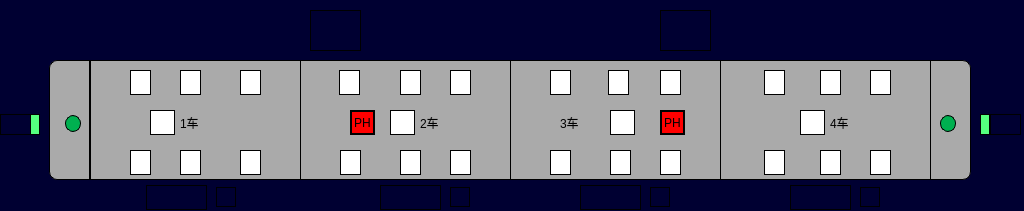
This is vehicletrainarea.ui in 994656234/HHL as Qt 5 draws it before an edit. The edited form follows.
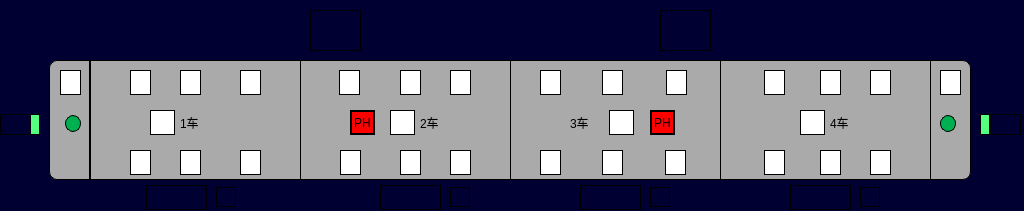
This is the edited form. Icons and pictures are not drawn.

```diff
--- a/vehicletrainarea.ui
+++ b/vehicletrainarea.ui
@@ -21,7 +21,7 @@
 QLabel
 {
 
-font:24px,&quot;微软雅黑&quot;;
+font:24px &quot;微软雅黑&quot;;
 border:1px solid rgb(0,0,0);
 
 }
@@ -110,8 +110,8 @@
   <widget class="QLabel" name="lbl_door3_4">
    <property name="geometry">
     <rect>
-     <x>610</x>
-     <y>150</y>
+     <x>602</x>
+     <y>70</y>
      <width>21</width>
      <height>25</height>
     </rect>
@@ -142,8 +142,8 @@
   <widget class="QLabel" name="lbl_door3_1">
    <property name="geometry">
     <rect>
-     <x>550</x>
-     <y>70</y>
+     <x>665</x>
+     <y>150</y>
      <width>21</width>
      <height>25</height>
     </rect>
@@ -174,8 +174,8 @@
   <widget class="QLabel" name="lbl_door3_2">
    <property name="geometry">
     <rect>
-     <x>550</x>
-     <y>150</y>
+     <x>666</x>
+     <y>70</y>
      <width>21</width>
      <height>25</height>
     </rect>
@@ -335,8 +335,8 @@
   <widget class="QLabel" name="lbl_door3_6">
    <property name="geometry">
     <rect>
-     <x>660</x>
-     <y>150</y>
+     <x>540</x>
+     <y>70</y>
      <width>21</width>
      <height>25</height>
     </rect>
@@ -367,8 +367,8 @@
   <widget class="QLabel" name="lbl_door3_5">
    <property name="geometry">
     <rect>
-     <x>660</x>
-     <y>70</y>
+     <x>540</x>
+     <y>150</y>
      <width>21</width>
      <height>25</height>
     </rect>
@@ -447,8 +447,8 @@
   <widget class="QLabel" name="lbl_door3_3">
    <property name="geometry">
     <rect>
-     <x>608</x>
-     <y>70</y>
+     <x>602</x>
+     <y>150</y>
      <width>21</width>
      <height>25</height>
     </rect>
@@ -511,7 +511,7 @@
   <widget class="QLabel" name="lbl_quickBreak3">
    <property name="geometry">
     <rect>
-     <x>610</x>
+     <x>609</x>
      <y>110</y>
      <width>25</width>
      <height>25</height>
@@ -809,7 +809,7 @@
   <widget class="QLabel" name="lbl_C_8">
    <property name="geometry">
     <rect>
-     <x>560</x>
+     <x>570</x>
      <y>112</y>
      <width>31</width>
      <height>21</height>
@@ -935,7 +935,7 @@
   <widget class="QLabel" name="lbl_metroPower2">
    <property name="geometry">
     <rect>
-     <x>660</x>
+     <x>650</x>
      <y>110</y>
      <width>25</width>
      <height>25</height>
@@ -970,6 +970,40 @@
     <string/>
    </property>
   </widget>
+  <widget class="QLabel" name="lbl_door_driver1">
+   <property name="geometry">
+    <rect>
+     <x>60</x>
+     <y>70</y>
+     <width>21</width>
+     <height>25</height>
+    </rect>
+   </property>
+   <property name="styleSheet">
+    <string notr="true">background-color: rgb(255, 255, 255);
+</string>
+   </property>
+   <property name="text">
+    <string/>
+   </property>
+  </widget>
+  <widget class="QLabel" name="lbl_door_driver2">
+   <property name="geometry">
+    <rect>
+     <x>940</x>
+     <y>70</y>
+     <width>21</width>
+     <height>25</height>
+    </rect>
+   </property>
+   <property name="styleSheet">
+    <string notr="true">background-color: rgb(255, 255, 255);
+</string>
+   </property>
+   <property name="text">
+    <string/>
+   </property>
+  </widget>
   <zorder>label</zorder>
   <zorder>label_2</zorder>
   <zorder>LBLM2</zorder>
@@ -1026,6 +1060,8 @@
   <zorder>lbl_metroPower1</zorder>
   <zorder>lbl_metroPower2</zorder>
   <zorder>lbl_quickBreak4</zorder>
+  <zorder>lbl_door_driver1</zorder>
+  <zorder>lbl_door_driver2</zorder>
  </widget>
  <resources/>
  <connections/>
```
